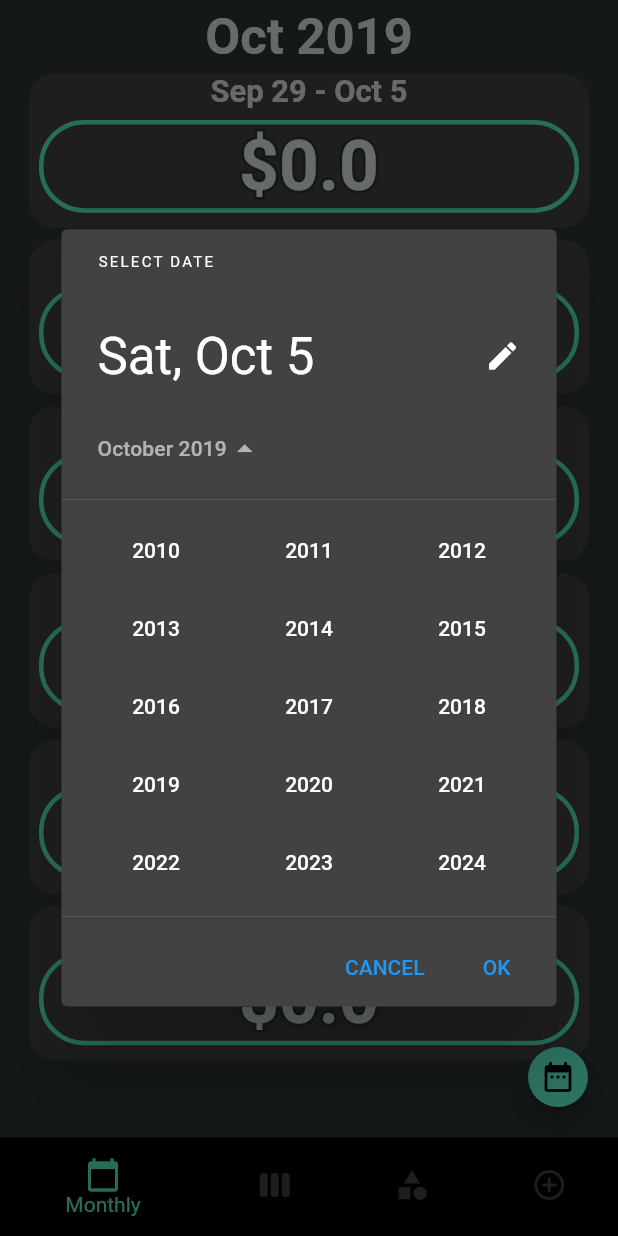
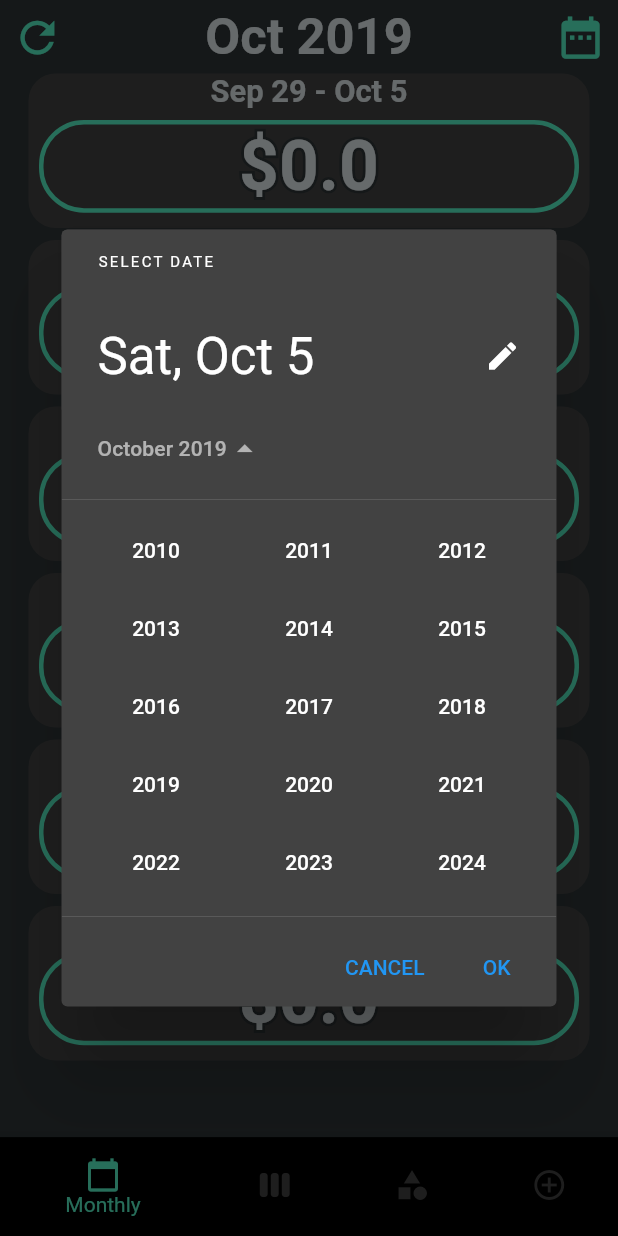
Before and after one commit to joswong13/spending_tracker, a Flutter app: the screen it shows after launch, after a tap on the "date range" icon, on a phone screen of 412 x 824 dp. Run offline on Flutter 3.47's test engine with Material 2 defaults, Android fonts, the phone set to English and light mode, and no system bars; our stand-ins replace cloud_firestore, sqflite; accounts and stored records are empty.

Commit message:
refactored FloatingActionButton to a top aligned IconButton

```diff
--- a/lib/UI/Views/HomeView/HomeView.dart
+++ b/lib/UI/Views/HomeView/HomeView.dart
@@ -35,10 +35,42 @@ class _HomeViewState extends State<HomeView> {
 
     //BottomNavBar is always 8% of usable screen
     final bottomNavBarHieght = sizeConfig.blockSizeVertical * 8;
+    final topIconSize = sizeConfig.blockSizeVertical * 4.1;
 
     return Scaffold(
       body: SafeArea(
-        child: _widgetOptions.elementAt(indexProvider.getCurrentPageIndex),
+        child: Stack(
+          children: [
+            _widgetOptions.elementAt(indexProvider.getCurrentPageIndex),
+            Align(
+              alignment: Alignment.topCenter,
+              child: Row(
+                mainAxisAlignment: MainAxisAlignment.spaceBetween,
+                children: <Widget>[
+                  IconButton(
+                    icon: const Icon(Icons.refresh),
+                    iconSize: topIconSize,
+                    color: Theme.of(context).primaryColor,
+                    tooltip: "Reset",
+                    onPressed: () {
+                      monthData.changeDate(DateTime.now());
+                    },
+                  ),
+                  IconButton(
+                    icon: const Icon(Icons.date_range),
+                    iconSize: topIconSize,
+                    color: Theme.of(context).primaryColor,
+                    tooltip: "Pick date",
+                    onPressed: () async {
+                      DateTime pickedDate = await monthYearPicker(context, monthData.date);
+                      monthData.changeDate(pickedDate);
+                    },
+                  ),
+                ],
+              ),
+            ),
+          ],
+        ),
       ),
       bottomNavigationBar: SizedBox(
         height: bottomNavBarHieght,
@@ -82,17 +114,6 @@ class _HomeViewState extends State<HomeView> {
           },
         ),
       ),
-      //floatingActionButtonLocation: FloatingActionButtonLocation,
-      floatingActionButton: FloatingActionButton(
-        mini: true,
-        child: Icon(Icons.date_range),
-        onPressed: () async {
-          DateTime pickedDate = await monthYearPicker(context, monthData.date);
-
-          print(pickedDate);
-          monthData.changeDate(pickedDate);
-        },
-      ),
     );
   }
 }
```
